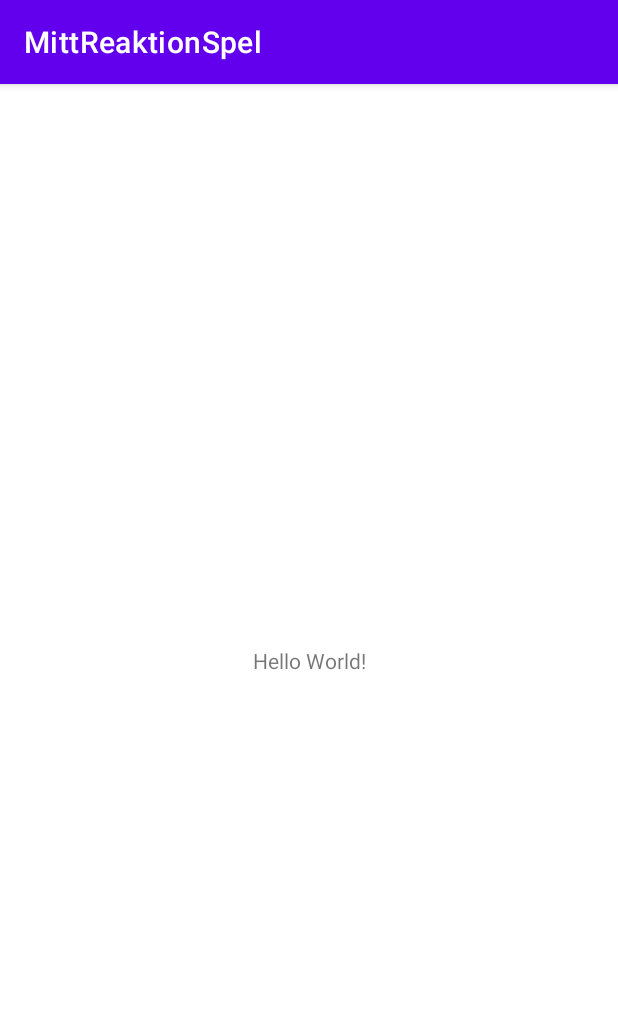
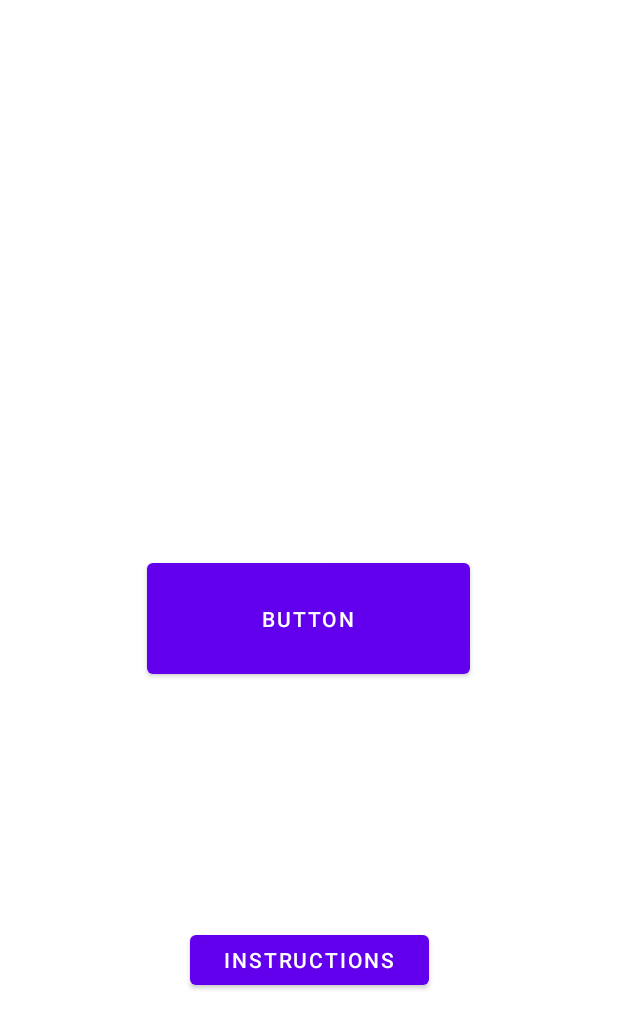
Before and after one commit to tuktukjohansson/ReaktionSpel, an Android app: the screen it shows after launch (MainActivity), on a phone screen of 412 x 824 dp. Shown: the top 1029 px of the screen. Run offline under Robolectric (Android 15) with nearby library versions, the phone set to English and light mode, and no system bars.

Commit message:
+Instruktioner tillagda +Vissa knappars funktionalitet är kodade +Länkat en knapp till att öppna en ny aktivitet +Lagt till en del bilder för knapparna och instruktionerna på png filer.

```diff
--- a/app/src/main/AndroidManifest.xml
+++ b/app/src/main/AndroidManifest.xml
@@ -10,6 +10,9 @@
         android:supportsRtl="true"
         android:theme="@style/Theme.MittReaktionSpel">
         <activity
+            android:name=".MainGameActivity"
+            android:exported="true" />
+        <activity
             android:name=".MainActivity"
             android:exported="true">
             <intent-filter>
--- a/app/src/main/java/com/example/mittreaktionspel/MainActivity.kt
+++ b/app/src/main/java/com/example/mittreaktionspel/MainActivity.kt
@@ -1,11 +1,43 @@
 package com.example.mittreaktionspel
 
+import android.content.Intent
 import androidx.appcompat.app.AppCompatActivity
 import android.os.Bundle
+import android.view.MotionEvent
+import android.view.View
+import android.widget.Button
+import android.widget.ImageButton
+import android.widget.ImageView
 
 class MainActivity : AppCompatActivity() {
     override fun onCreate(savedInstanceState: Bundle?) {
         super.onCreate(savedInstanceState)
         setContentView(R.layout.activity_main)
+
+        // Variables
+        val buttonplay = findViewById<Button>(R.id.buttonp)
+        val buttonrules = findViewById<Button>(R.id.buttoni)
+        val instructionimage = findViewById<ImageView>(R.id.infoview)
+        val infocloser = findViewById<ImageButton>(R.id.infoclose1)
+        // Variables
+
+        // ClickEvents
+        buttonplay.setOnClickListener(){
+            val intent = Intent(this, MainGameActivity::class.java)
+            startActivity(intent)
+        }
+        buttonrules.setOnClickListener(){
+            instructionimage.setVisibility(View.VISIBLE)
+            buttonplay.setVisibility(View.GONE)
+            buttonrules.setVisibility(View.GONE)
+            infocloser.setVisibility(View.VISIBLE)
+        }
+        infocloser.setOnClickListener(){
+            instructionimage.setVisibility(View.GONE)
+            buttonplay.setVisibility(View.VISIBLE)
+            buttonrules.setVisibility(View.VISIBLE)
+            infocloser.setVisibility(View.GONE)
+        }
+        // ClickEvents
     }
 }
--- a/app/src/main/res/layout/activity_main.xml
+++ b/app/src/main/res/layout/activity_main.xml
@@ -6,13 +6,55 @@
     android:layout_height="match_parent"
     tools:context=".MainActivity">
 
-    <TextView
-        android:layout_width="wrap_content"
-        android:layout_height="wrap_content"
-        android:text="Hello World!"
+    <Button
+        android:id="@+id/buttonp"
+        android:layout_width="215dp"
+        android:layout_height="86dp"
+        android:text="Button"
         app:layout_constraintBottom_toBottomOf="parent"
-        app:layout_constraintLeft_toLeftOf="parent"
-        app:layout_constraintRight_toRightOf="parent"
-        app:layout_constraintTop_toTopOf="parent" />
+        app:layout_constraintEnd_toEndOf="parent"
+        app:layout_constraintHorizontal_bias="0.497"
+        app:layout_constraintStart_toStartOf="parent"
+        app:layout_constraintTop_toTopOf="parent"
+        app:rippleColor="#009688"
+        app:strokeColor="#000000" />
+
+    <Button
+        android:id="@+id/buttoni"
+        android:layout_width="159dp"
+        android:layout_height="45dp"
+        android:text="Instructions"
+        app:layout_constraintBottom_toBottomOf="parent"
+        app:layout_constraintEnd_toEndOf="parent"
+        app:layout_constraintStart_toStartOf="parent"
+        app:layout_constraintTop_toBottomOf="@+id/buttonp" />
+
+    <ImageView
+        android:id="@+id/infoview"
+        android:layout_width="370dp"
+        android:layout_height="578dp"
+        android:elevation="2dp"
+        android:visibility="gone"
+        app:layout_constraintBottom_toBottomOf="parent"
+        app:layout_constraintEnd_toEndOf="parent"
+        app:layout_constraintStart_toStartOf="parent"
+        app:layout_constraintTop_toTopOf="parent"
+        app:srcCompat="@drawable/instructions" />
+
+    <ImageButton
+        android:id="@+id/infoclose1"
+        android:layout_width="70dp"
+        android:layout_height="70dp"
+        android:background="@android:color/transparent"
+        android:elevation="3dp"
+        android:scaleType="fitXY"
+        android:visibility="gone"
+        app:layout_constraintBottom_toBottomOf="parent"
+        app:layout_constraintEnd_toEndOf="parent"
+        app:layout_constraintHorizontal_bias="0.953"
+        app:layout_constraintStart_toStartOf="parent"
+        app:layout_constraintTop_toTopOf="parent"
+        app:layout_constraintVertical_bias="0.116"
+        app:srcCompat="@drawable/info" />
 
 </androidx.constraintlayout.widget.ConstraintLayout>
--- a/app/src/main/res/values/themes.xml
+++ b/app/src/main/res/values/themes.xml
@@ -1,6 +1,6 @@
 <resources xmlns:tools="http://schemas.android.com/tools">
     <!-- Base application theme. -->
-    <style name="Theme.MittReaktionSpel" parent="Theme.MaterialComponents.DayNight.DarkActionBar">
+    <style name="Theme.MittReaktionSpel" parent="Theme.MaterialComponents.DayNight.NoActionBar">
         <!-- Primary brand color. -->
         <item name="colorPrimary">@color/purple_500</item>
         <item name="colorPrimaryVariant">@color/purple_700</item>
```
Also changed, not shown: app/src/main/java/com/example/mittreaktionspel/MainGameActivity.kt (added, +11 -0 lines), app/src/main/res/layout/activity_main_game.xml (added, +16 -0 lines), app/src/main/res/drawable/closedinfo.png (added), app/src/main/res/drawable/info.png (added), app/src/main/res/drawable/instructions.png (added).
